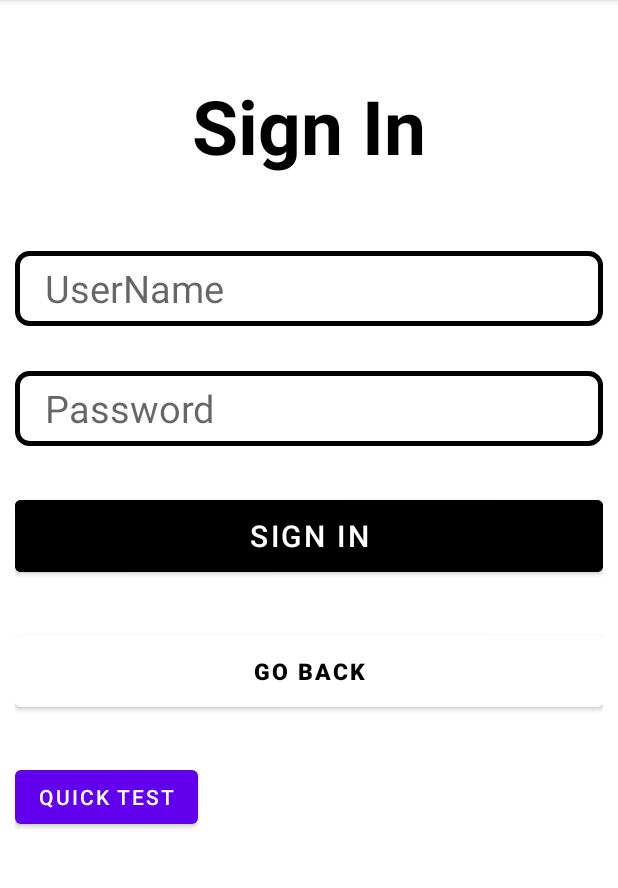
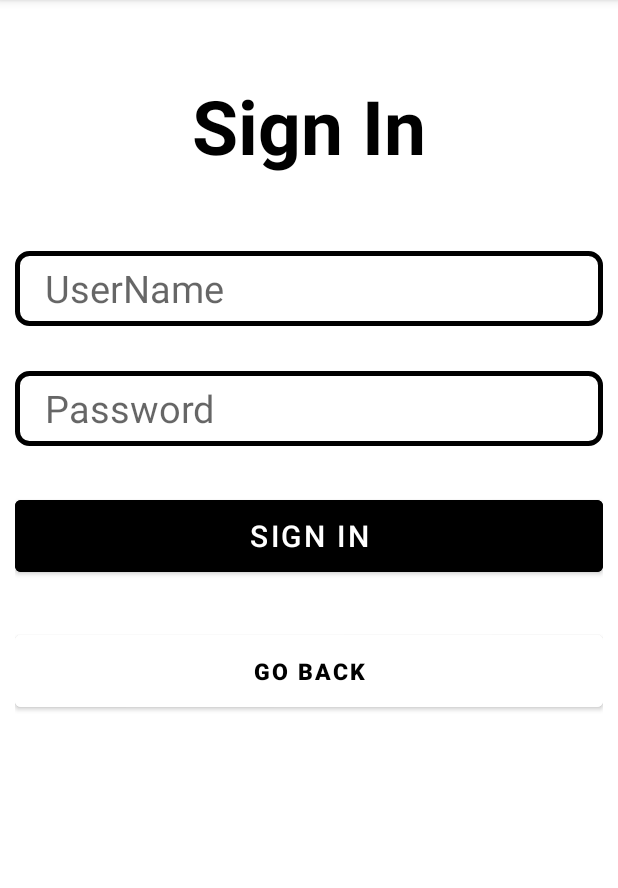
Before and after one commit to ckkwokeric/SEHS4681_gp_grp2, an Android app: the LoginActivity screen opened directly, with no data from a screen before it, on a phone screen of 412 x 824 dp, the part 84-972 px from its top. Run offline under Robolectric (Android 15) with nearby library versions, the phone set to English and light mode, and no system bars.

Commit message:
remove test button

```diff
--- a/app/src/main/java/com/example/sehs4681_gp_grp2/Login_Registration/LoginActivity.java
+++ b/app/src/main/java/com/example/sehs4681_gp_grp2/Login_Registration/LoginActivity.java
@@ -17,7 +17,7 @@ import com.example.sehs4681_gp_grp2.R;
 public class LoginActivity extends AppCompatActivity {
 
     EditText username, password;
-    Button signin, goback, test;
+    Button signin, goback;
     DBHelper DB;
 
     @Override
@@ -30,8 +30,6 @@ public class LoginActivity extends AppCompatActivity {
         signin = findViewById(R.id.bt_signin_in);
         goback = findViewById(R.id.bt_back);
         DB = new DBHelper(this);
-
-        test = findViewById(R.id.bt_test);
 
         signin.setOnClickListener(new View.OnClickListener() {
             @Override
@@ -61,13 +59,6 @@ public class LoginActivity extends AppCompatActivity {
                 MainActivity();
             }
         });
-
-        test.setOnClickListener(new View.OnClickListener() {
-            @Override
-            public void onClick(View view) {
-                HomeActivity();
-            }
-        });
     }
 
     public void MainActivity() {
--- a/app/src/main/res/layout/activity_login.xml
+++ b/app/src/main/res/layout/activity_login.xml
@@ -63,10 +63,4 @@
         android:backgroundTint="@color/white"
         android:layout_marginBottom="30dp"/>
 
-    <Button
-        android:id="@+id/bt_test"
-        android:layout_width="wrap_content"
-        android:layout_height="wrap_content"
-        android:text="Quick Test"/>
-
 </LinearLayout>
```
